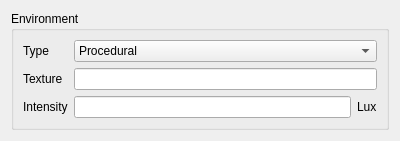
First picture: the form in intern/src/editor_gui/edit_inspector_environment.ui, repository swantmon/saltwater, before the edit.
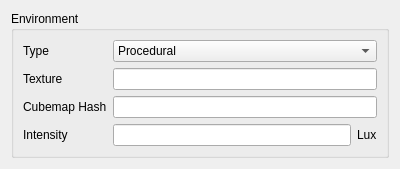
Second picture: the form after the edit.

Commit message:
Add cubemap generation in skybox
Cubemap is generated but not in the right way.

```diff
--- a/intern/src/editor_gui/edit_inspector_environment.ui
+++ b/intern/src/editor_gui/edit_inspector_environment.ui
@@ -7,7 +7,7 @@
     <x>0</x>
     <y>0</y>
     <width>400</width>
-    <height>133</height>
+    <height>159</height>
    </rect>
   </property>
   <property name="windowTitle">
@@ -29,6 +29,13 @@
           </property>
          </widget>
         </item>
+        <item row="0" column="0">
+         <widget class="QLabel" name="label">
+          <property name="text">
+           <string>Type</string>
+          </property>
+         </widget>
+        </item>
         <item row="0" column="1">
          <widget class="QComboBox" name="m_pTypeCB">
           <item>
@@ -43,19 +50,12 @@
           </item>
           <item>
            <property name="text">
-            <string>Image</string>
+            <string>Cubemap</string>
            </property>
           </item>
          </widget>
         </item>
-        <item row="0" column="0">
-         <widget class="QLabel" name="label">
-          <property name="text">
-           <string>Type</string>
-          </property>
-         </widget>
-        </item>
-        <item row="2" column="0">
+        <item row="3" column="0">
          <widget class="QLabel" name="label_3">
           <property name="text">
            <string>Intensity</string>
@@ -65,7 +65,7 @@
         <item row="1" column="1">
          <widget class="QLineEdit" name="m_pTextureEdit"/>
         </item>
-        <item row="2" column="1">
+        <item row="3" column="1">
          <layout class="QHBoxLayout" name="horizontalLayout">
           <item>
            <widget class="QLineEdit" name="m_pIntensityEdit"/>
@@ -79,6 +79,16 @@
           </item>
          </layout>
         </item>
+        <item row="2" column="0">
+         <widget class="QLabel" name="label_5">
+          <property name="text">
+           <string>Cubemap Hash</string>
+          </property>
+         </widget>
+        </item>
+        <item row="2" column="1">
+         <widget class="QLineEdit" name="m_pCubemapHashEdit"/>
+        </item>
        </layout>
       </item>
      </layout>
```
Left out of the diff: 20 changed lines with no effect on the pictures. The commit also changes 12 other files.
